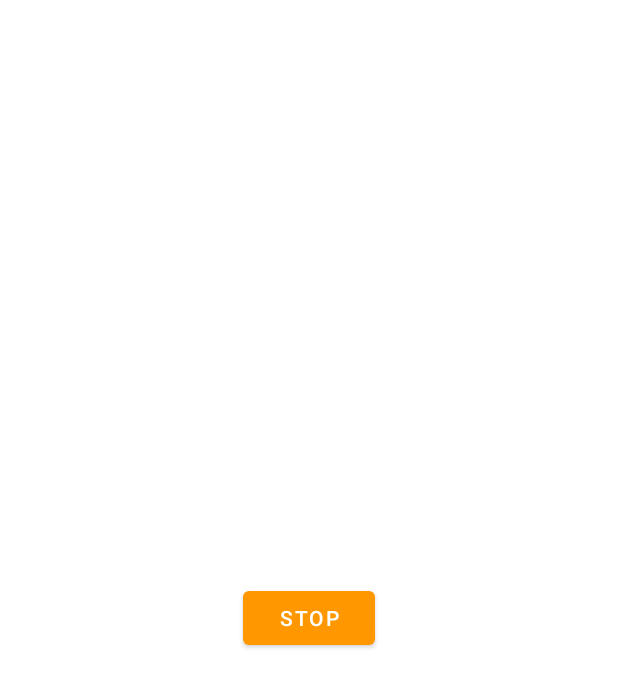
After one commit to morozyuk-d-p/srspu-mobile-development-course, an Android app: the layout activity_media_playback.xml on its own in the app's theme, with its tools: preview values and no code run, on a phone screen of 412 x 824 dp. The commit adds this screen. Shown: the top 687 px of the screen. Run offline under Robolectric (Android 15) with nearby library versions, the phone set to English and light mode, and no system bars.

Commit message:
Audio and video playback labs

```diff
--- /dev/null
+++ b/app/src/main/res/layout/activity_media_playback.xml
@@ -0,0 +1,18 @@
+<?xml version="1.0" encoding="utf-8"?>
+<androidx.constraintlayout.widget.ConstraintLayout xmlns:android="http://schemas.android.com/apk/res/android"
+    xmlns:app="http://schemas.android.com/apk/res-auto"
+    xmlns:tools="http://schemas.android.com/tools"
+    android:layout_width="match_parent"
+    android:layout_height="match_parent"
+    tools:context=".MediaPlayback">
+
+    <Button
+        android:id="@+id/media_stop_button"
+        android:layout_width="wrap_content"
+        android:layout_height="wrap_content"
+        android:text="STOP"
+        app:layout_constraintBottom_toBottomOf="parent"
+        app:layout_constraintEnd_toEndOf="parent"
+        app:layout_constraintStart_toStartOf="parent"
+        app:layout_constraintTop_toTopOf="parent" />
+</androidx.constraintlayout.widget.ConstraintLayout>
```
Also changed, not shown: app/src/main/AndroidManifest.xml (+20 -5 lines), app/src/main/java/ru/morozdan2003/srspu_mdc/MainActivity.java (+10 -0 lines), app/src/main/java/ru/morozdan2003/srspu_mdc/MediaPlayback.java (added, +28 -0 lines), app/src/main/java/ru/morozdan2003/srspu_mdc/VideoPlayback.java (added, +33 -0 lines), app/src/main/res/layout/activity_main.xml (+25 -0 lines), app/src/main/res/layout/activity_video_playback.xml (added, +42 -0 lines), 2 other files.
